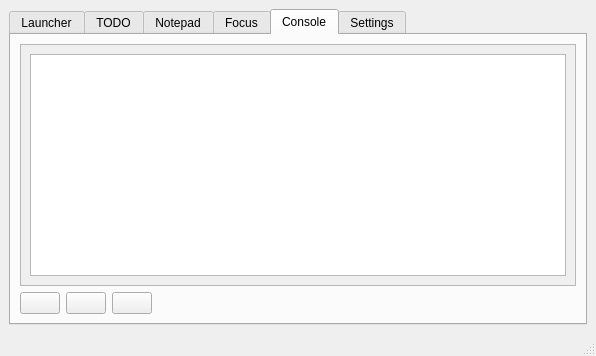
jplozf/vostok, file mainwindow.ui: the form before one commit.
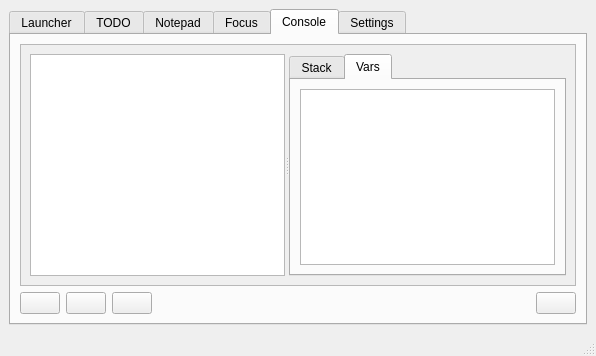
The form after the commit. The open tabs and pages were chosen to show the change. Icons and pictures are not drawn.

What changed in the file:
```diff
--- a/mainwindow.ui
+++ b/mainwindow.ui
@@ -170,6 +170,8 @@
         <item row="0" column="0">
          <layout class="QVBoxLayout" name="verticalLayout_2">
           <item>
+           <layout class="QHBoxLayout" name="horizontalLayout_3">
+            <item>
            <widget class="QScrollArea" name="scrollArea_2">
             <property name="widgetResizable">
              <bool>true</bool>
@@ -179,12 +181,16 @@
               <rect>
                <x>0</x>
                <y>0</y>
-               <width>552</width>
-               <height>211</height>
+                 <width>550</width>
+                 <height>209</height>
               </rect>
              </property>
              <layout class="QGridLayout" name="gridLayout_8">
               <item row="0" column="0">
+                 <widget class="QSplitter" name="tabConsoleSplitter">
+                  <property name="orientation">
+                   <enum>Qt::Horizontal</enum>
+                  </property>
                <widget class="QTextEdit" name="txtConsole">
                 <property name="font">
                  <font>
@@ -195,10 +201,38 @@
                  <bool>true</bool>
                 </property>
                </widget>
+                  <widget class="QTabWidget" name="tabWidget_2">
+                   <property name="currentIndex">
+                    <number>0</number>
+                   </property>
+                   <widget class="QWidget" name="tabStack">
+                    <attribute name="title">
+                     <string>Stack</string>
+                    </attribute>
+                    <layout class="QGridLayout" name="gridLayout_9">
+                     <item row="0" column="0">
+                      <widget class="QListWidget" name="lstStack"/>
               </item>
              </layout>
             </widget>
-           </widget>
+                   <widget class="QWidget" name="tabVars">
+                    <attribute name="title">
+                     <string>Vars</string>
+                    </attribute>
+                    <layout class="QGridLayout" name="gridLayout_10">
+                     <item row="0" column="0">
+                      <widget class="QListWidget" name="lstVars"/>
+                     </item>
+                    </layout>
+                   </widget>
+                  </widget>
+                 </widget>
+                </item>
+               </layout>
+              </widget>
+             </widget>
+            </item>
+           </layout>
           </item>
           <item>
            <layout class="QHBoxLayout" name="horizontalLayout">
@@ -262,6 +296,17 @@
               </property>
              </widget>
             </item>
+            <item>
+             <widget class="QPushButton" name="btnKillProcess">
+              <property name="text">
+               <string/>
+              </property>
+              <property name="icon">
+               <iconset resource="vostok.qrc">
+                <normaloff>:/png/16x16/Close.png</normaloff>:/png/16x16/Close.png</iconset>
+              </property>
+             </widget>
+            </item>
            </layout>
           </item>
          </layout>
```
Lines whose indentation alone changed are shown as unchanged.
